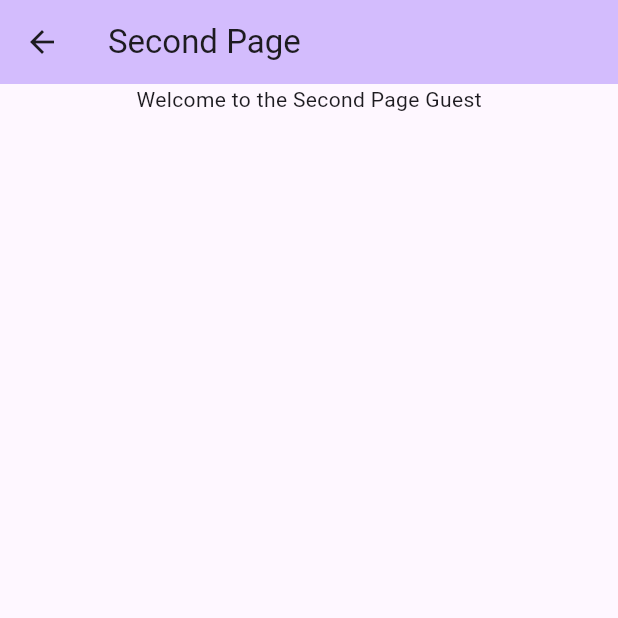
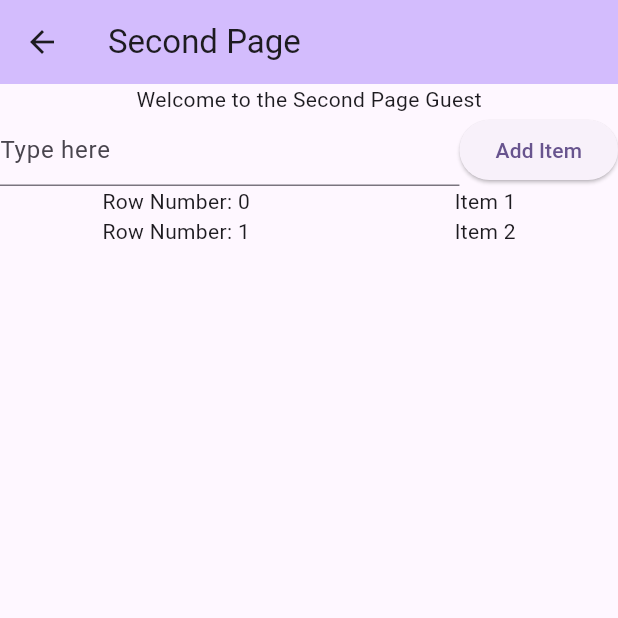
Before and after one commit to wolejnr/janani_class_demo, a Flutter app: the screen it shows after launch, after a tap on "Click me!", after a tap on "Button 1", on a phone screen of 412 x 824 dp, the top half of it. Run offline on Flutter 3.47's test engine with Material 3 defaults, Android fonts, the phone set to English and light mode, and no system bars; our stand-ins replace shared_preferences; missing offline and left inert: encrypted_shared_preferences; statements that could not run were skipped.

Commit message:
Done with Week6

```diff
--- a/lib/second_page.dart
+++ b/lib/second_page.dart
@@ -9,6 +9,10 @@ class SecondPage extends StatefulWidget {
 }
 
 class _SecondPageState extends State<SecondPage> {
+  var words = <String>["Item 1", "Item 2"];
+
+  final TextEditingController _input = TextEditingController();
+
   @override
   Widget build(BuildContext context) {
     return Scaffold(
@@ -18,7 +22,73 @@ class _SecondPageState extends State<SecondPage> {
       ),
       body: Center(
         child: Column(
-          children: [Text("Welcome to the Second Page " + DataRepository.loginName)],
+          children: [
+            Text("Welcome to the Second Page " + DataRepository.loginName),
+            Row(
+              children: [
+                Expanded(
+                  child: TextField(
+                    controller: _input,
+                    decoration: InputDecoration(hintText: "Type here"),
+                  ),
+                ),
+                ElevatedButton(
+                    onPressed: () {
+                      if (_input.value.text.isNotEmpty) {
+                        setState(() {
+                          words.add(_input.value.text);
+                          _input.text = "";
+                        });
+                      } else {
+                        const snackBar =
+                            SnackBar(content: Text("Please input something"));
+                        ScaffoldMessenger.of(context).showSnackBar(snackBar);
+                      }
+                    },
+                    child: Text("Add Item"))
+              ],
+            ),
+            Expanded(
+              child: ListView.builder(
+                  itemCount: words.length,
+                  itemBuilder: (context, rowNum) {
+                    return GestureDetector(
+                      onLongPress: () {
+                        showDialog(
+                            context: context,
+                            builder: (context) {
+                              return AlertDialog(
+                                title: Text("Delete?"),
+                                content: Text(
+                                    "Are you sure you want to delete the row?"),
+                                actions: [
+                                  ElevatedButton(
+                                      onPressed: () {
+                                        setState(() {
+                                          words.removeAt(rowNum);
+                                          Navigator.pop(context);
+                                        });
+                                      },
+                                      child: Text("Yes")),
+                                  ElevatedButton(
+                                      onPressed: () {
+                                        Navigator.pop(context);
+                                      }, child: Text("No"))
+                                ],
+                              );
+                            });
+                      },
+                      child: Row(
+                        mainAxisAlignment: MainAxisAlignment.spaceAround,
+                        children: [
+                          Text("Row Number: $rowNum"),
+                          Text(words[rowNum])
+                        ],
+                      ),
+                    );
+                  }),
+            )
+          ],
         ),
       ),
     );
```
